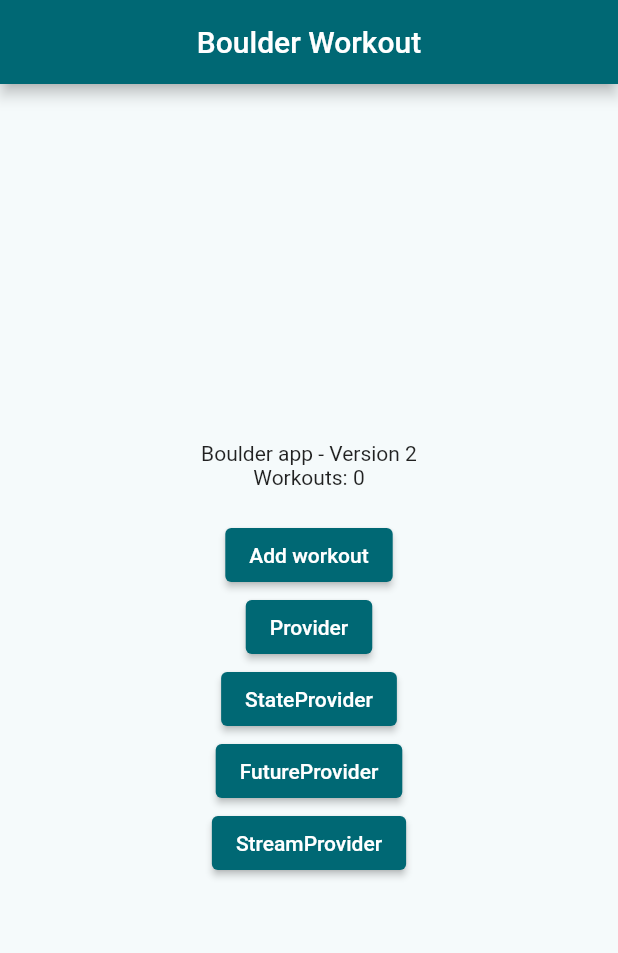
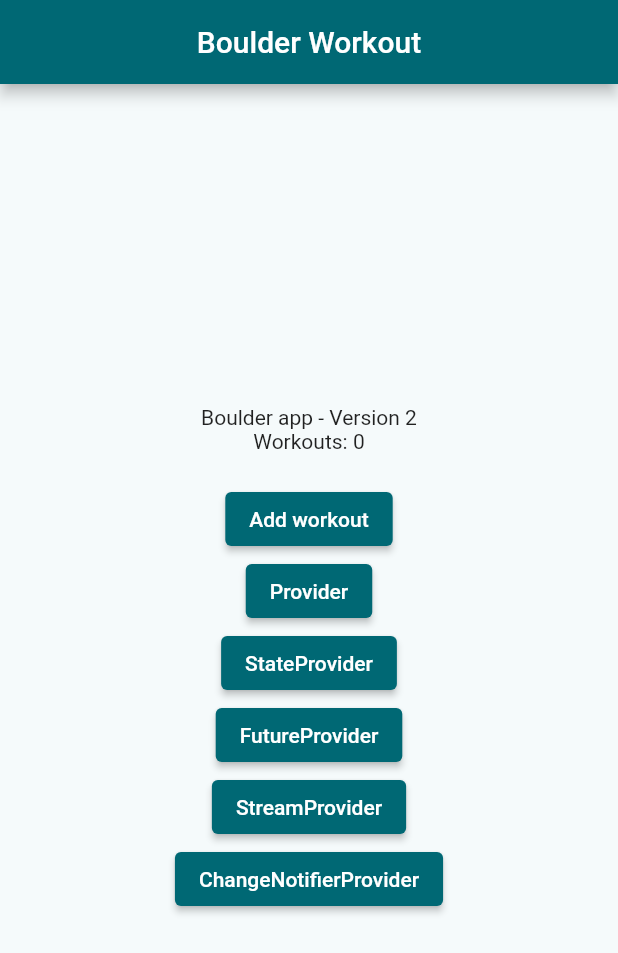
Before and after one commit to chrisjung01/boulder_app, a Flutter app: the screen it shows after launch, on a phone screen of 412 x 824 dp. Shown: the top 953 px of the screen. Run offline on Flutter 3.47's test engine with Material 2 defaults, Android fonts, the phone set to English and light mode, and no system bars; our stand-ins replace dio, flutter_riverpod, go_router.

Commit message:
Add ChangeNotifierRoute

```diff
--- a/lib/home/home_screen.dart
+++ b/lib/home/home_screen.dart
@@ -36,6 +36,7 @@ class HomeScreen extends StatelessWidget {
                 const StateProvider(),
                 const FutureProviderButton(),
                 const StreamProviderButton(),
+                const ChangeNotifierProviderButton(),
               ],
             ),
           ),
@@ -117,3 +118,19 @@ class StreamProviderButton extends StatelessWidget {
     );
   }
 }
+
+class ChangeNotifierProviderButton extends StatelessWidget {
+  const ChangeNotifierProviderButton({
+    super.key,
+  });
+
+  @override
+  Widget build(BuildContext context) {
+    return ElevatedButton(
+      onPressed: () {
+        context.pushNamed(RouterNames.changeNotifierProvider);
+      },
+      child: const Text('ChangeNotifierProvider'),
+    );
+  }
+}
--- a/lib/router/router.dart
+++ b/lib/router/router.dart
@@ -1,4 +1,5 @@
 import 'package:boulder/addworkout/workout_screen.dart';
+import 'package:boulder/changenotifierprovider/change_notifier_provider_screen.dart';
 import 'package:boulder/futureprovider/future_provider_screen.dart';
 import 'package:boulder/provider/provider_screen.dart';
 import 'package:boulder/router/router_names.dart';
@@ -40,6 +41,11 @@ final GoRouter router = GoRouter(
       path: RouterPaths.streamProvider,
       builder: (context, state) => const StreamProviderScreen(),
       name: RouterNames.streamProvider,
+    ),
+    GoRoute(
+      path: RouterPaths.changeNotifierProvider,
+      builder: (context, state) => const ChangeNotifierProviderScreen(),
+      name: RouterNames.changeNotifierProvider,
     )
   ],
 );
--- a/lib/router/router_names.dart
+++ b/lib/router/router_names.dart
@@ -7,4 +7,5 @@ class RouterNames {
   static const stateProvider = 'stateProvider';
   static const futureProvider = 'futureProvider';
   static const streamProvider = 'streamProvider';
+  static const changeNotifierProvider = 'changeNotifierProvider';
 }
--- a/lib/router/router_paths.dart
+++ b/lib/router/router_paths.dart
@@ -7,4 +7,5 @@ class RouterPaths {
   static const stateProvider = '/stateprovider';
   static const futureProvider = '/futureprovider';
   static const streamProvider = '/streamprovider';
+  static const changeNotifierProvider = '/changenotifierprovider';
 }
```
Also changed, not shown: lib/changenotifierprovider/change_notifier_provider_screen.dart (added, +30 -0 lines), lib/changenotifierprovider/service/change_notifier_service.dart (added, +14 -0 lines), lib/changenotifierprovider/change_notifier_provider.dart (added).
